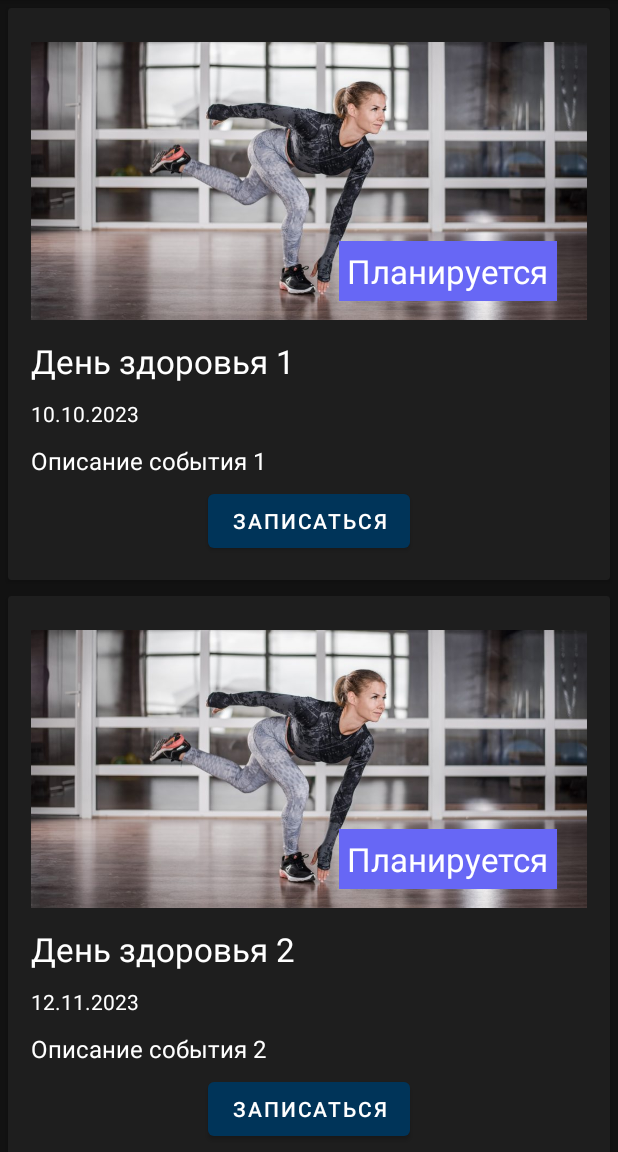
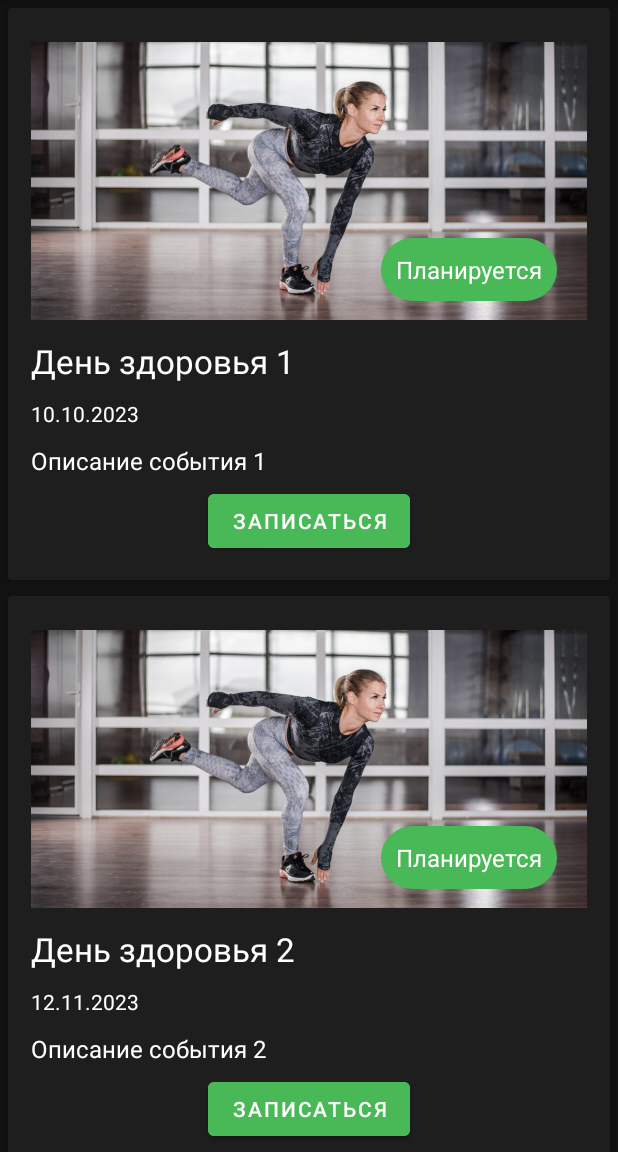
Before and after one commit to SergeiKrainyukov/AdaptumApp, an Android app: the screen it shows after launch (MainActivity), in the side drawer, after a tap on "События", on a phone screen of 412 x 824 dp, the part 84-1236 px from its top. Run offline under Robolectric (Android 15) with nearby library versions, the phone set to English and light mode, and no system bars; our stand-ins replace Dagger/Hilt's generated code.

Commit message:
Обновлен экран событий

```diff
--- a/app/src/main/java/com/example/adaptumapp/presentation/viewHolders/EventViewHolder.kt
+++ b/app/src/main/java/com/example/adaptumapp/presentation/viewHolders/EventViewHolder.kt
@@ -21,10 +21,10 @@ class EventViewHolder(private val view: View, private val registerAction: ((Int)
                     setOnClickListener {
                         registerAction?.invoke(eventItem.id)
                     }
-                    setBackgroundColor(view.context.resources.getColor(R.color.primary_color))
+                    setBackgroundColor(view.context.resources.getColor(R.color.theme_green))
                     true
                 } else {
-                    setBackgroundColor(view.context.resources.getColor(R.color.grey))
+                    setBackgroundColor(view.context.resources.getColor(R.color.test_secondary))
                     false
                 }
             }
--- /dev/null
+++ b/app/src/main/res/drawable/rounded_background.xml
@@ -0,0 +1,8 @@
+<?xml version="1.0" encoding="utf-8"?>
+<shape xmlns:android="http://schemas.android.com/apk/res/android"
+    android:shape="rectangle">
+
+    <solid android:color="#ffffff" />
+    <corners android:radius="50dp" />
+
+</shape>
--- a/app/src/main/res/layout/item_event.xml
+++ b/app/src/main/res/layout/item_event.xml
@@ -23,13 +23,14 @@
 
             <TextView
                 android:id="@+id/status_tv"
-                style="@style/TitleTextStyleWhite"
+                style="@style/NormalTextStyleWhite"
                 android:layout_width="wrap_content"
                 android:layout_height="wrap_content"
                 android:layout_gravity="end|bottom"
                 android:layout_margin="20dp"
-                android:padding="5dp"
-                android:background="@color/theme_violet"
+                android:padding="10dp"
+                android:background="@drawable/rounded_background"
+                android:backgroundTint="@color/theme_green"
                 tools:text="Регистрация" />
         </FrameLayout>
 
@@ -62,6 +63,7 @@
             android:id="@+id/register_button"
             android:layout_width="wrap_content"
             android:layout_height="wrap_content"
+            android:backgroundTint="@color/theme_green"
             android:layout_gravity="center"
             tools:text="Участвовать" />
     </LinearLayout>
```
